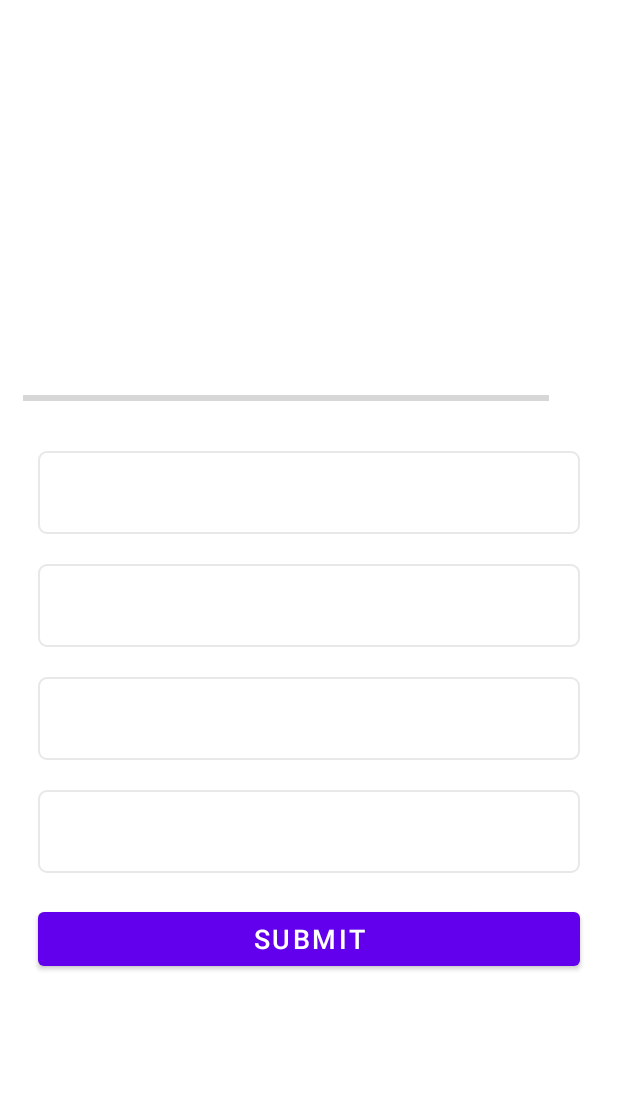
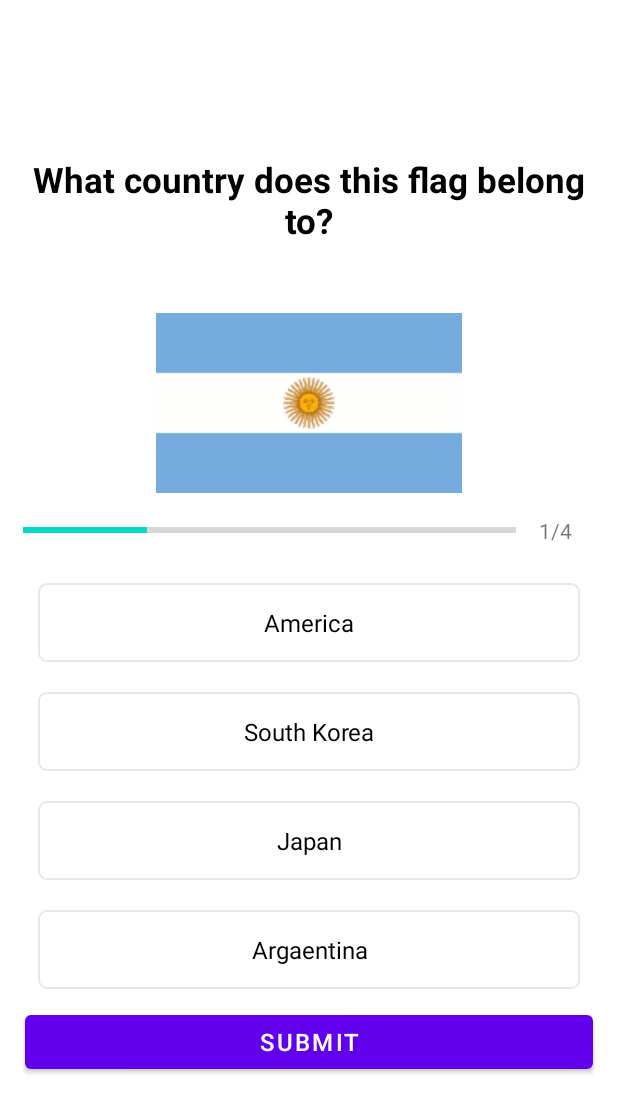
Before and after one commit to clamp1981/MyQuizApp, an Android app: the QuizeQuestionActivity screen opened directly, with no data from a screen before it, on a phone screen of 412 x 824 dp. Shown: the top 1113 px of the screen. Run offline under Robolectric (Android 15) with nearby library versions, the phone set to English and light mode, and no system bars.

Commit message:
feat : set display questions and when option textview clicked change view style

```diff
--- a/app/src/main/java/com/example/myquizapp/QuizeQuestionActivity.kt
+++ b/app/src/main/java/com/example/myquizapp/QuizeQuestionActivity.kt
@@ -1,28 +1,110 @@
 package com.example.myquizapp
 
+import android.graphics.Color
+import android.graphics.Typeface
 import androidx.appcompat.app.AppCompatActivity
 import android.os.Bundle
 import android.os.Parcel
 import android.os.Parcelable
 import android.util.Log
-import android.widget.TextView
+import android.view.View
+import android.widget.*
+import androidx.core.content.ContextCompat
+import org.w3c.dom.Text
 
-class QuizeQuestionActivity() : AppCompatActivity() {
-    constructor(parcel: Parcel) : this() {
-    }
+class QuizeQuestionActivity() : AppCompatActivity() , View.OnClickListener {
+
+    private var progressBar : ProgressBar? = null
+    private var tvProgress : TextView? = null
+    private var ivFlag : ImageView? = null
+    private var tvOption01 : TextView? = null
+    private var tvOption02 : TextView? = null
+    private var tvOption03 : TextView? = null
+    private var tvOption04 : TextView? = null
+    private var tvQuestion : TextView? = null
+
+    private var btnSubmit : Button? = null
+
+    private var questions : ArrayList<Question>? = null
+    private var currentPositon : Int = 0
+    private var questionSize : Int = 0
+    private var selectedOptionIndex : Int = -1
 
     override fun onCreate(savedInstanceState: Bundle?) {
         super.onCreate(savedInstanceState)
         setContentView(R.layout.activity_quize_question)
 
-        val tvQuestion : TextView = findViewById(R.id.tvQuestion )
-        val questions : ArrayList<Question> =  Constans.getQuestions();
-        Log.i( "Question Size is ", "${questions.size}")
+        ivFlag = findViewById(R.id.ivFlag)
+        progressBar = findViewById(R.id.progressQuestion)
+        tvProgress = findViewById(R.id.tvProgressValue)
+        tvOption01 = findViewById(R.id.tvOption01)
+        tvOption01?.setOnClickListener(this)
+        tvOption02 = findViewById(R.id.tvOption02)
+        tvOption02?.setOnClickListener(this)
+        tvOption03 = findViewById(R.id.tvOption03)
+        tvOption03?.setOnClickListener(this)
+        tvOption04 = findViewById(R.id.tvOption04)
+        tvOption04?.setOnClickListener(this)
+        tvQuestion = findViewById(R.id.tvQuestion )
+        btnSubmit = findViewById(R.id.btnSubmit )
+
+
+        questions =  Constans.getQuestions()
+        questions?.let {
+            progressBar?.max = questions!!.size
+            questionSize = questions!!.size
+            setQuestion()
+        }
+
+
+        btnSubmit?.setOnClickListener() {
+            if( selectedOptionIndex == -1 ){
+                Toast.makeText(this,
+                    "Please Selected Answer!", Toast.LENGTH_LONG).show()
+            }
+
+            if( currentPositon < questionSize - 1 ){
+                currentPositon++
+                setQuestion()
+            }
+
+        }
+    }
+
+
+    fun setQuestion() {
+        val question : Question = questions!![currentPositon]
+        tvQuestion?.text = question.question
+        ivFlag?.setImageResource( question.Image)
+        progressBar?.progress = currentPositon+1
+        tvProgress?.text = "${currentPositon+1}/${questions!!.size}"
+        tvOption01?.text = question.optionOne
+        tvOption02?.text = question.optionTwo
+        tvOption03?.text = question.optionThree
+        tvOption04?.text = question.optionFour
+    }
+
+    fun setSelectedOptionView( view : TextView, selectedOptionIndex : Int ){
+        this.selectedOptionIndex = selectedOptionIndex
+        view.background = ContextCompat.getDrawable(this,R.drawable.selected_option_border_bg)
+        view.setTextColor( Color.parseColor("#FF673AB7"))
+        view.typeface = Typeface.DEFAULT_BOLD
 
 
 
     }
 
+    //View.OnClickListener
+    override fun onClick(view: View?) {
+        if( view?.id == R.id.tvOption01 )
+            setSelectedOptionView(view as TextView, 0 )
+        else if( view?.id == R.id.tvOption02 )
+            setSelectedOptionView( view as TextView, 1 )
+        else if( view?.id == R.id.tvOption03 )
+            setSelectedOptionView( view as TextView, 2 )
+        else if( view?.id == R.id.tvOption04 )
+            setSelectedOptionView( view as TextView, 3 )
+    }
 
 
 }
--- a/app/src/main/res/layout/activity_quize_question.xml
+++ b/app/src/main/res/layout/activity_quize_question.xml
@@ -29,6 +29,7 @@
             app:layout_constraintTop_toTopOf="parent" />
 
         <ImageView
+            android:id="@+id/ivFlag"
             android:layout_width="match_parent"
             android:layout_height="wrap_content"
             android:layout_gravity="center"
@@ -40,7 +41,7 @@
             android:orientation="horizontal"
             android:gravity="center">
             <ProgressBar
-                android:id="@+id/pbQuestion"
+                android:id="@+id/progressQuestion"
                 android:layout_width="0dp"
                 android:layout_height="wrap_content"
                 android:layout_weight="1"
@@ -53,7 +54,7 @@
                 android:layout_width="wrap_content"
                 android:layout_height="wrap_content"
                 android:gravity="center"
-                tools:text ="15%"
+                tools:text ="1/5"
                 android:padding="15dp"/>
         </LinearLayout>
         <TextView
@@ -62,7 +63,7 @@
             android:layout_height="wrap_content"
             android:background="@drawable/default_option_border_bg"
             tools:text ="South Korea"
-            android:textSize="18sp"
+            android:textSize="16sp"
             android:textColor="@color/black"
             android:gravity="center"
             android:layout_margin="10dp"
@@ -73,7 +74,7 @@
             android:layout_height="wrap_content"
             tools:text ="South Korea"
             android:background="@drawable/default_option_border_bg"
-            android:textSize="18sp"
+            android:textSize="16sp"
             android:textColor="@color/black"
             android:gravity="center"
             android:layout_margin="10dp"
@@ -84,7 +85,7 @@
             android:layout_height="wrap_content"
             tools:text ="South Korea"
             android:background="@drawable/default_option_border_bg"
-            android:textSize="18sp"
+            android:textSize="16sp"
             android:textColor="@color/black"
             android:gravity="center"
             android:layout_margin="10dp"
@@ -95,17 +96,18 @@
             android:layout_height="wrap_content"
             tools:text ="South Korea"
             android:background="@drawable/default_option_border_bg"
-            android:textSize="18sp"
+            android:textSize="16sp"
             android:textColor="@color/black"
             android:gravity="center"
             android:layout_margin="10dp"
             android:padding="15dp" />
         <Button
+            android:id="@+id/btnSubmit"
             android:layout_width="match_parent"
             android:layout_height="wrap_content"
-            android:layout_margin="10dp"
+            android:layout_margin="1dp"
             android:textColor="@color/white"
-            android:textSize="18dp"
+            android:textSize="16dp"
             android:text="SUBMIT"/>
     </LinearLayout>
 
```
